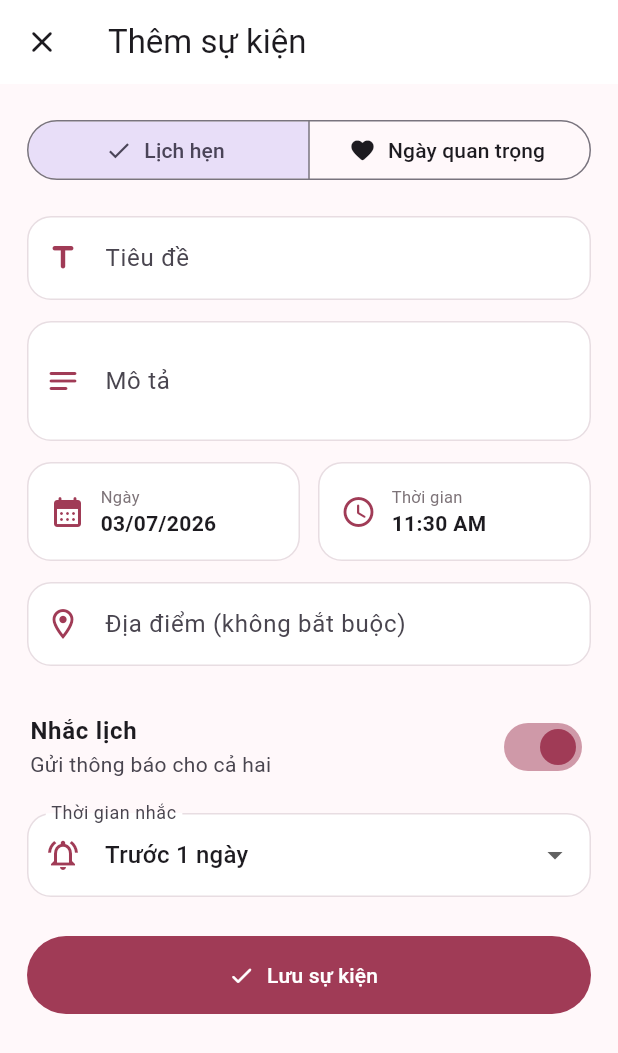
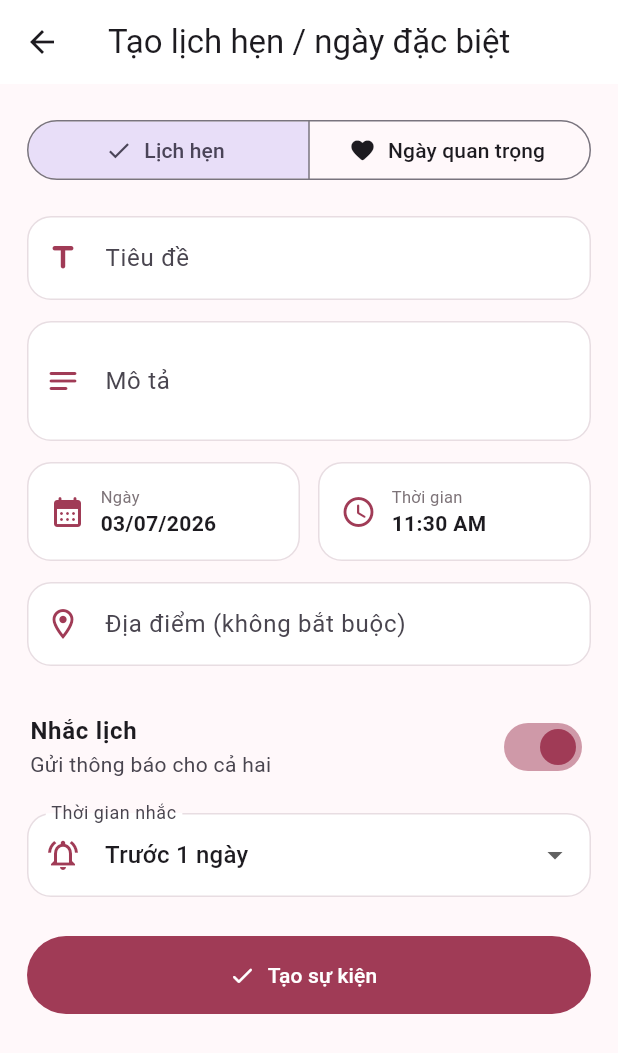
Before and after one commit to LoveSync-App/LoveSync-Mobile, a Flutter app: the CalendarEventFormPage screen opened directly with empty values, on a phone screen of 412 x 824 dp. Shown: the top 1053 px of the screen. Run offline on Flutter 3.47's test engine with Material 3 defaults, Android fonts, the phone set to English and light mode, and no system bars; our stand-ins replace camera, dio, file_picker, firebase_auth, firebase_core, firebase_messaging and 14 more; missing offline and left inert: livekit_client, mobile_scanner, pointycastle; accounts and stored records are empty.

Commit message:
refactor(calendar): move event form and detail to dedicated routes

```diff
--- a/lib/app_router.dart
+++ b/lib/app_router.dart
@@ -1,6 +1,12 @@
 import 'package:flutter/material.dart';
 import 'package:go_router/go_router.dart';
 import 'package:lovesync_mobile/app_routes.dart';
+import 'package:lovesync_mobile/core/network/dio_client.dart';
+import 'package:lovesync_mobile/features/calendar/data/repositories/calendar_repository_impl.dart';
+import 'package:lovesync_mobile/features/calendar/domain/usecases/create_calendar_event.dart';
+import 'package:lovesync_mobile/features/calendar/domain/usecases/delete_calendar_event.dart';
+import 'package:lovesync_mobile/features/calendar/domain/usecases/update_calendar_event.dart';
+import 'package:lovesync_mobile/features/calendar/presentation/pages/calendar_event_form_page.dart';
 import 'package:lovesync_mobile/features/auth/presentation/pages/forgot_password_page.dart';
 import 'package:lovesync_mobile/features/auth/presentation/pages/login_page.dart';
 import 'package:lovesync_mobile/features/auth/presentation/pages/register_page.dart';
@@ -20,6 +26,7 @@ import 'package:lovesync_mobile/features/message/presentation/pages/realtime_mes
 import 'package:lovesync_mobile/features/user/presentation/pages/profile_page.dart';
 import 'package:lovesync_mobile/providers/auth_provider.dart';
 import 'package:lovesync_mobile/shared/widgets/couple_shell_scaffold.dart';
+import 'package:provider/provider.dart';
 
 class AppRouter {
   AppRouter(this._authProvider);
@@ -35,6 +42,7 @@ class AppRouter {
       ..._authRoutes,
       ..._coupleRoutes,
       ..._memoryRoutes,
+      ..._calendarEventRoutes,
       ..._chatRoutes,
       ..._locationRoutes,
       _mainShellRoute,
@@ -92,6 +100,17 @@ class AppRouter {
     GoRoute(
       path: AppRoutePaths.memoryCreate,
       builder: (context, state) => const MemoryCapturePage(),
+    ),
+  ];
+
+  List<GoRoute> get _calendarEventRoutes => [
+    GoRoute(
+      path: AppRoutePaths.calendarEventCreate,
+      builder: (context, state) => _buildCalendarEventFormPage(context, state),
+    ),
+    GoRoute(
+      path: AppRoutePaths.calendarEventDetail,
+      builder: (context, state) => _buildCalendarEventFormPage(context, state),
     ),
   ];
 
@@ -268,6 +287,32 @@ class AppRouter {
     }
     return NetworkVideoViewerPage(url: url);
   }
+
+  Widget _buildCalendarEventFormPage(
+    BuildContext context,
+    GoRouterState state,
+  ) {
+    final repository = CalendarRepositoryImpl.fromDio(
+      Provider.of<DioClient>(context, listen: false).dio,
+    );
+    final extra = state.extra;
+    final routeExtra = extra is CalendarEventRouteExtra ? extra : null;
+    final isDetailRoute = state.pathParameters.containsKey('eventId');
+
+    if (isDetailRoute && routeExtra?.event == null) {
+      return const _MissingRouteExtraPage(
+        message: 'Thiáº¿u dá»¯ liá»‡u lá»‹ch',
+      );
+    }
+
+    return CalendarEventFormPage(
+      createCalendarEvent: CreateCalendarEvent(repository),
+      updateCalendarEvent: UpdateCalendarEvent(repository),
+      deleteCalendarEvent: DeleteCalendarEvent(repository),
+      event: routeExtra?.event,
+      initialDate: routeExtra?.initialDate,
+    );
+  }
 }
 
 class _MissingRouteExtraPage extends StatelessWidget {
--- a/lib/app_routes.dart
+++ b/lib/app_routes.dart
@@ -1,3 +1,5 @@
+import 'package:lovesync_mobile/features/calendar/domain/entities/calendar_event.dart';
+
 class AppRoutePaths {
   const AppRoutePaths._();
 
@@ -17,6 +19,8 @@ class AppRoutePaths {
   static const memoryCreate = '/memories/create';
 
   static const calendar = '/calendar';
+  static const calendarEventCreate = '/calendar/events/new';
+  static const calendarEventDetail = '/calendar/events/:eventId';
   static const profile = '/profile';
 
   static const chat = '/chat';
@@ -25,6 +29,10 @@ class AppRoutePaths {
   static const locationSnapshotPreview = '/locations/snapshot-preview';
   static const locationLiveMap = '/locations/live';
   static const locationSnapshotViewer = '/locations/snapshot';
+
+  static String calendarEventDetailPath(String eventId) {
+    return '/calendar/events/$eventId';
+  }
 }
 
 class LegacyAppRoutePaths {
@@ -57,3 +65,10 @@ class LocationSnapshotRouteExtra {
   final String? address;
   final String? label;
 }
+
+class CalendarEventRouteExtra {
+  const CalendarEventRouteExtra({this.event, this.initialDate});
+
+  final CalendarEvent? event;
+  final DateTime? initialDate;
+}
--- a/lib/features/calendar/presentation/pages/calendar_event_form_page.dart
+++ b/lib/features/calendar/presentation/pages/calendar_event_form_page.dart
@@ -208,20 +208,16 @@ class _CalendarEventFormPageState extends State<CalendarEventFormPage> {
     return Scaffold(
       backgroundColor: const Color(0xFFFFF8FA),
       appBar: AppBar(
-        automaticallyImplyLeading: false,
-        leading: IconButton(
-          onPressed: _isSaving || _isDeleting
-              ? null
-              : () => Navigator.of(context).pop(),
-          icon: const Icon(Icons.close_rounded),
-          tooltip: 'Đóng',
-        ),
+        centerTitle: false,
         title: Text(
           _isEditing
-              ? (isImportant ? 'Ngày quan trọng' : 'Lịch hẹn')
-              : 'Thêm sự kiện',
+              ? (isImportant ? 'Chi tiết ngày đặc biệt' : 'Chi tiết lịch hẹn')
+              : 'Tạo lịch hẹn / ngày đặc biệt',
         ),
         backgroundColor: Colors.white,
+        surfaceTintColor: Colors.white,
+        elevation: 0,
+        scrolledUnderElevation: 0.6,
         actions: [
           if (_isEditing)
             IconButton(
@@ -238,7 +234,9 @@ class _CalendarEventFormPageState extends State<CalendarEventFormPage> {
             ),
         ],
       ),
-      body: Form(
+      body: SafeArea(
+        top: false,
+        child: Form(
           key: _formKey,
           child: ListView(
             padding: const EdgeInsets.fromLTRB(18, 20, 18, 36),
@@ -421,10 +419,17 @@ class _CalendarEventFormPageState extends State<CalendarEventFormPage> {
                           ),
                         )
                       : const Icon(Icons.check_rounded),
-                label: Text(_isSaving ? 'Đang lưu...' : 'Lưu sự kiện'),
+                  label: Text(
+                    _isSaving
+                        ? 'Đang lưu...'
+                        : _isEditing
+                        ? 'Cập nhật sự kiện'
+                        : 'Tạo sự kiện',
+                  ),
                 ),
               ),
             ],
+          ),
         ),
       ),
     );
```
Also changed, not shown: lib/features/calendar/presentation/pages/calendar_page.dart (+10 -37 lines). Lines whose indentation alone changed are shown as unchanged.
